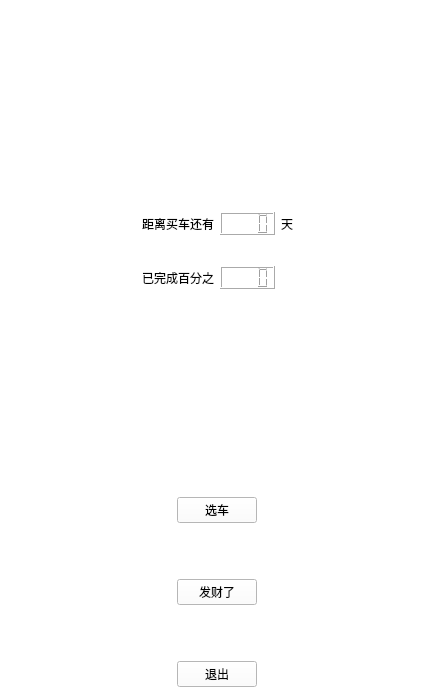
FlyingBlazer/WAC, file mainwindow.ui: the form before one commit.
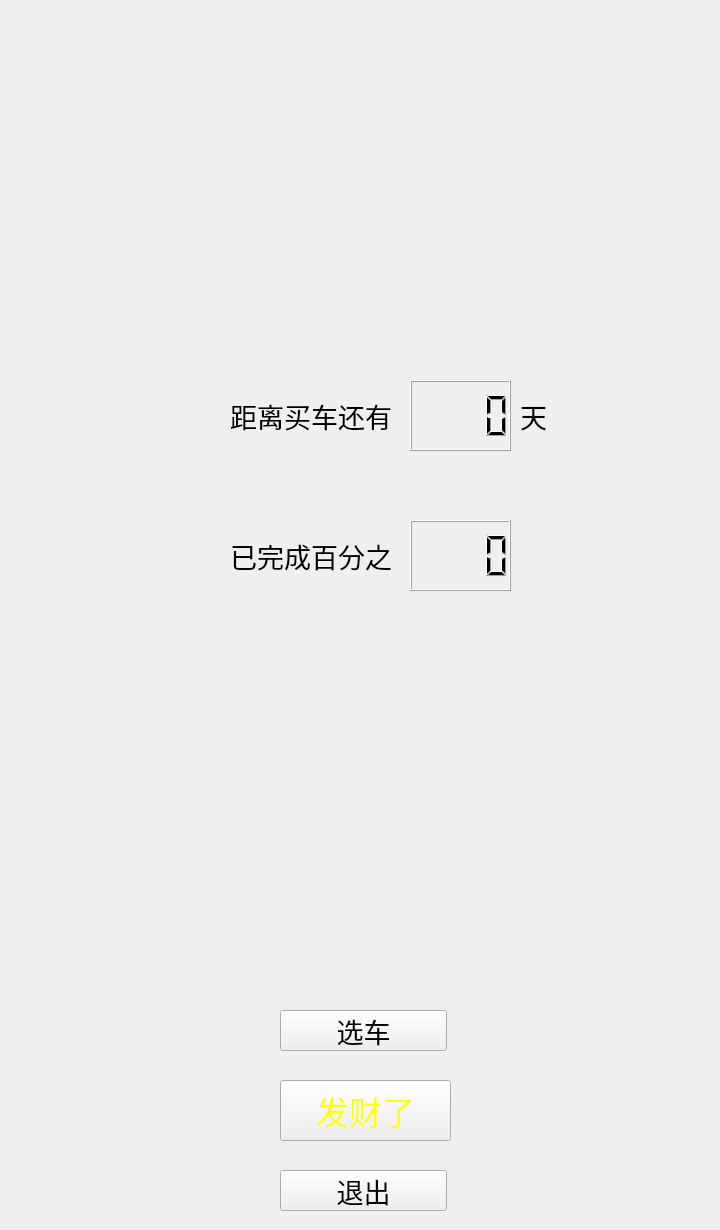
The form after the commit. Icons and pictures are not drawn.

Patch:
```diff
--- a/mainwindow.ui
+++ b/mainwindow.ui
@@ -6,241 +6,186 @@
    <rect>
     <x>0</x>
     <y>0</y>
-    <width>434</width>
-    <height>696</height>
+    <width>720</width>
+    <height>1230</height>
    </rect>
   </property>
   <property name="windowTitle">
    <string>MainWindow</string>
   </property>
   <property name="styleSheet">
-   <string notr="true">background-color: rgb(255, 255, 255);</string>
+   <string notr="true">background-image: url(:/UI/mainwindow.jpg);</string>
   </property>
   <widget class="QWidget" name="centralwidget">
-   <layout class="QVBoxLayout" name="verticalLayout_2">
-    <item>
-     <spacer name="verticalSpacer_5">
-      <property name="orientation">
-       <enum>Qt::Vertical</enum>
-      </property>
-      <property name="sizeHint" stdset="0">
-       <size>
-        <width>20</width>
-        <height>140</height>
-       </size>
-      </property>
-     </spacer>
-    </item>
-    <item>
-     <layout class="QGridLayout" name="gridLayout">
-      <item row="1" column="2">
-       <spacer name="verticalSpacer_6">
-        <property name="orientation">
-         <enum>Qt::Vertical</enum>
-        </property>
-        <property name="sizeType">
-         <enum>QSizePolicy::Fixed</enum>
-        </property>
-        <property name="sizeHint" stdset="0">
-         <size>
-          <width>20</width>
-          <height>25</height>
-         </size>
-        </property>
-       </spacer>
-      </item>
-      <item row="0" column="0">
-       <spacer name="horizontalSpacer_3">
-        <property name="orientation">
-         <enum>Qt::Horizontal</enum>
-        </property>
-        <property name="sizeHint" stdset="0">
-         <size>
-          <width>40</width>
-          <height>20</height>
-         </size>
-        </property>
-       </spacer>
-      </item>
-      <item row="0" column="2">
-       <widget class="QLCDNumber" name="lcdNumber">
-        <property name="font">
-         <font>
-          <pointsize>12</pointsize>
-         </font>
-        </property>
-        <property name="styleSheet">
-         <string notr="true"/>
-        </property>
-        <property name="digitCount">
-         <number>4</number>
-        </property>
-        <property name="intValue" stdset="0">
-         <number>0</number>
-        </property>
-       </widget>
-      </item>
-      <item row="0" column="1">
-       <widget class="QLabel" name="label">
-        <property name="text">
-         <string>距离买车还有</string>
-        </property>
-        <property name="alignment">
-         <set>Qt::AlignRight|Qt::AlignTrailing|Qt::AlignVCenter</set>
-        </property>
-       </widget>
-      </item>
-      <item row="2" column="2">
-       <widget class="QLCDNumber" name="lcdNumber_2">
-        <property name="font">
-         <font>
-          <pointsize>12</pointsize>
-         </font>
-        </property>
-        <property name="digitCount">
-         <number>4</number>
-        </property>
-       </widget>
-      </item>
-      <item row="0" column="3">
-       <widget class="QLabel" name="label_2">
-        <property name="text">
-         <string>天</string>
-        </property>
-       </widget>
-      </item>
-      <item row="2" column="1">
-       <widget class="QLabel" name="label_3">
-        <property name="text">
-         <string>已完成百分之</string>
-        </property>
-        <property name="alignment">
-         <set>Qt::AlignRight|Qt::AlignTrailing|Qt::AlignVCenter</set>
-        </property>
-       </widget>
-      </item>
-      <item row="0" column="4">
-       <spacer name="horizontalSpacer_4">
-        <property name="orientation">
-         <enum>Qt::Horizontal</enum>
-        </property>
-        <property name="sizeHint" stdset="0">
-         <size>
-          <width>40</width>
-          <height>20</height>
-         </size>
-        </property>
-       </spacer>
-      </item>
-     </layout>
-    </item>
-    <item>
-     <spacer name="verticalSpacer_3">
-      <property name="orientation">
-       <enum>Qt::Vertical</enum>
-      </property>
-      <property name="sizeHint" stdset="0">
-       <size>
-        <width>20</width>
-        <height>139</height>
-       </size>
-      </property>
-     </spacer>
-    </item>
-    <item>
-     <layout class="QHBoxLayout" name="horizontalLayout">
-      <item>
-       <spacer name="horizontalSpacer">
-        <property name="orientation">
-         <enum>Qt::Horizontal</enum>
-        </property>
-        <property name="sizeHint" stdset="0">
-         <size>
-          <width>40</width>
-          <height>20</height>
-         </size>
-        </property>
-       </spacer>
-      </item>
-      <item>
-       <layout class="QVBoxLayout" name="verticalLayout">
-        <item>
-         <widget class="QPushButton" name="selectButton">
-          <property name="styleSheet">
-           <string notr="true">background-color: rgb(255, 255, 255);</string>
-          </property>
-          <property name="text">
-           <string>选车</string>
-          </property>
-         </widget>
-        </item>
-        <item>
-         <spacer name="verticalSpacer">
-          <property name="orientation">
-           <enum>Qt::Vertical</enum>
-          </property>
-          <property name="sizeType">
-           <enum>QSizePolicy::Fixed</enum>
-          </property>
-          <property name="sizeHint" stdset="0">
-           <size>
-            <width>20</width>
-            <height>50</height>
-           </size>
-          </property>
-         </spacer>
-        </item>
-        <item>
-         <widget class="QPushButton" name="exIncomeButton">
-          <property name="text">
-           <string>发财了</string>
-          </property>
-         </widget>
-        </item>
-        <item>
-         <spacer name="verticalSpacer_2">
-          <property name="orientation">
-           <enum>Qt::Vertical</enum>
-          </property>
-          <property name="sizeType">
-           <enum>QSizePolicy::Fixed</enum>
-          </property>
-          <property name="sizeHint" stdset="0">
-           <size>
-            <width>20</width>
-            <height>50</height>
-           </size>
-          </property>
-         </spacer>
-        </item>
-        <item>
-         <widget class="QPushButton" name="quitButton">
-          <property name="styleSheet">
-           <string notr="true"/>
-          </property>
-          <property name="text">
-           <string>退出</string>
-          </property>
-         </widget>
-        </item>
-       </layout>
-      </item>
-      <item>
-       <spacer name="horizontalSpacer_2">
-        <property name="orientation">
-         <enum>Qt::Horizontal</enum>
-        </property>
-        <property name="sizeHint" stdset="0">
-         <size>
-          <width>40</width>
-          <height>20</height>
-         </size>
-        </property>
-       </spacer>
-      </item>
-     </layout>
-    </item>
-   </layout>
+   <widget class="QPushButton" name="selectButton">
+    <property name="geometry">
+     <rect>
+      <x>280</x>
+      <y>1010</y>
+      <width>167</width>
+      <height>41</height>
+     </rect>
+    </property>
+    <property name="font">
+     <font>
+      <pointsize>20</pointsize>
+     </font>
+    </property>
+    <property name="styleSheet">
+     <string notr="true">border-image: url(:/UI/buttonSkin.jpg);</string>
+    </property>
+    <property name="text">
+     <string>选车</string>
+    </property>
+   </widget>
+   <widget class="QPushButton" name="exIncomeButton">
+    <property name="geometry">
+     <rect>
+      <x>280</x>
+      <y>1080</y>
+      <width>171</width>
+      <height>61</height>
+     </rect>
+    </property>
+    <property name="font">
+     <font>
+      <pointsize>25</pointsize>
+     </font>
+    </property>
+    <property name="styleSheet">
+     <string notr="true">border-image: url(:/UI/buttonSkin_Red.jpg);
+color: rgb(255, 255, 0);</string>
+    </property>
+    <property name="text">
+     <string>发财了</string>
+    </property>
+   </widget>
+   <widget class="QPushButton" name="quitButton">
+    <property name="geometry">
+     <rect>
+      <x>280</x>
+      <y>1170</y>
+      <width>167</width>
+      <height>41</height>
+     </rect>
+    </property>
+    <property name="font">
+     <font>
+      <pointsize>20</pointsize>
+     </font>
+    </property>
+    <property name="styleSheet">
+     <string notr="true">border-image: url(:/UI/buttonSkin.jpg);</string>
+    </property>
+    <property name="text">
+     <string>退出</string>
+    </property>
+   </widget>
+   <widget class="QLabel" name="label_3">
+    <property name="geometry">
+     <rect>
+      <x>141</x>
+      <y>520</y>
+      <width>251</width>
+      <height>71</height>
+     </rect>
+    </property>
+    <property name="font">
+     <font>
+      <pointsize>20</pointsize>
+     </font>
+    </property>
+    <property name="text">
+     <string>已完成百分之</string>
+    </property>
+    <property name="alignment">
+     <set>Qt::AlignRight|Qt::AlignTrailing|Qt::AlignVCenter</set>
+    </property>
+   </widget>
+   <widget class="QLabel" name="label">
+    <property name="geometry">
+     <rect>
+      <x>141</x>
+      <y>380</y>
+      <width>251</width>
+      <height>71</height>
+     </rect>
+    </property>
+    <property name="font">
+     <font>
+      <pointsize>20</pointsize>
+     </font>
+    </property>
+    <property name="styleSheet">
+     <string notr="true"/>
+    </property>
+    <property name="text">
+     <string>距离买车还有</string>
+    </property>
+    <property name="alignment">
+     <set>Qt::AlignRight|Qt::AlignTrailing|Qt::AlignVCenter</set>
+    </property>
+   </widget>
+   <widget class="QLCDNumber" name="lcdNumber">
+    <property name="geometry">
+     <rect>
+      <x>410</x>
+      <y>380</y>
+      <width>101</width>
+      <height>71</height>
+     </rect>
+    </property>
+    <property name="font">
+     <font>
+      <pointsize>12</pointsize>
+     </font>
+    </property>
+    <property name="styleSheet">
+     <string notr="true"/>
+    </property>
+    <property name="digitCount">
+     <number>4</number>
+    </property>
+    <property name="intValue" stdset="0">
+     <number>0</number>
+    </property>
+   </widget>
+   <widget class="QLCDNumber" name="lcdNumber_2">
+    <property name="geometry">
+     <rect>
+      <x>410</x>
+      <y>520</y>
+      <width>101</width>
+      <height>71</height>
+     </rect>
+    </property>
+    <property name="font">
+     <font>
+      <pointsize>12</pointsize>
+     </font>
+    </property>
+    <property name="digitCount">
+     <number>4</number>
+    </property>
+   </widget>
+   <widget class="QLabel" name="label_2">
+    <property name="geometry">
+     <rect>
+      <x>520</x>
+      <y>380</y>
+      <width>51</width>
+      <height>71</height>
+     </rect>
+    </property>
+    <property name="font">
+     <font>
+      <pointsize>20</pointsize>
+     </font>
+    </property>
+    <property name="text">
+     <string>天</string>
+    </property>
+   </widget>
   </widget>
  </widget>
  <resources/>
```
